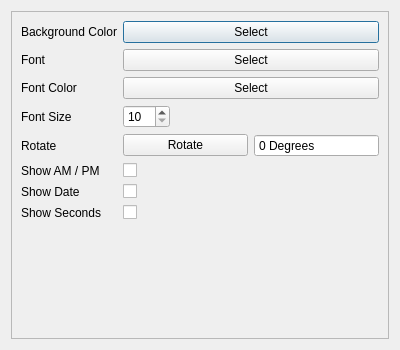
Above: UI/dreamy_options.ui from textbrowser/dreamy before the change. Below: the same form after it.
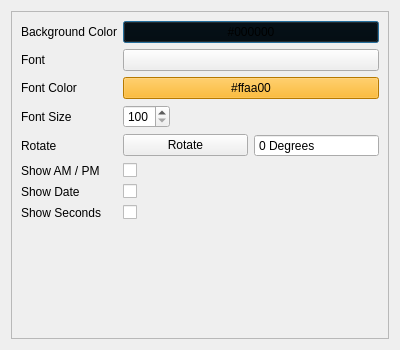
That is the form after the change. Icons and pictures are not drawn.

What changed in the file:
```diff
--- a/UI/dreamy_options.ui
+++ b/UI/dreamy_options.ui
@@ -42,8 +42,11 @@
        </item>
        <item row="0" column="1">
         <widget class="QPushButton" name="background_color">
+         <property name="styleSheet">
+          <string notr="true">QPushButton {background-color: #000000;}</string>
+         </property>
          <property name="text">
-          <string>Select</string>
+          <string>#000000</string>
          </property>
         </widget>
        </item>
@@ -55,11 +58,7 @@
         </widget>
        </item>
        <item row="1" column="1">
-        <widget class="QPushButton" name="font">
-         <property name="text">
-          <string>Select</string>
-         </property>
-        </widget>
+        <widget class="QPushButton" name="font"/>
        </item>
        <item row="2" column="0">
         <widget class="QLabel" name="label_2">
@@ -70,8 +69,11 @@
        </item>
        <item row="2" column="1">
         <widget class="QPushButton" name="font_color">
+         <property name="styleSheet">
+          <string notr="true">QPushButton {background-color: rgb(255, 170, 0);}</string>
+         </property>
          <property name="text">
-          <string>Select</string>
+          <string>#ffaa00</string>
          </property>
         </widget>
        </item>
@@ -153,7 +155,7 @@
          <item>
           <widget class="QSpinBox" name="font_size">
            <property name="minimum">
-            <number>10</number>
+            <number>100</number>
            </property>
            <property name="maximum">
             <number>200</number>
```
